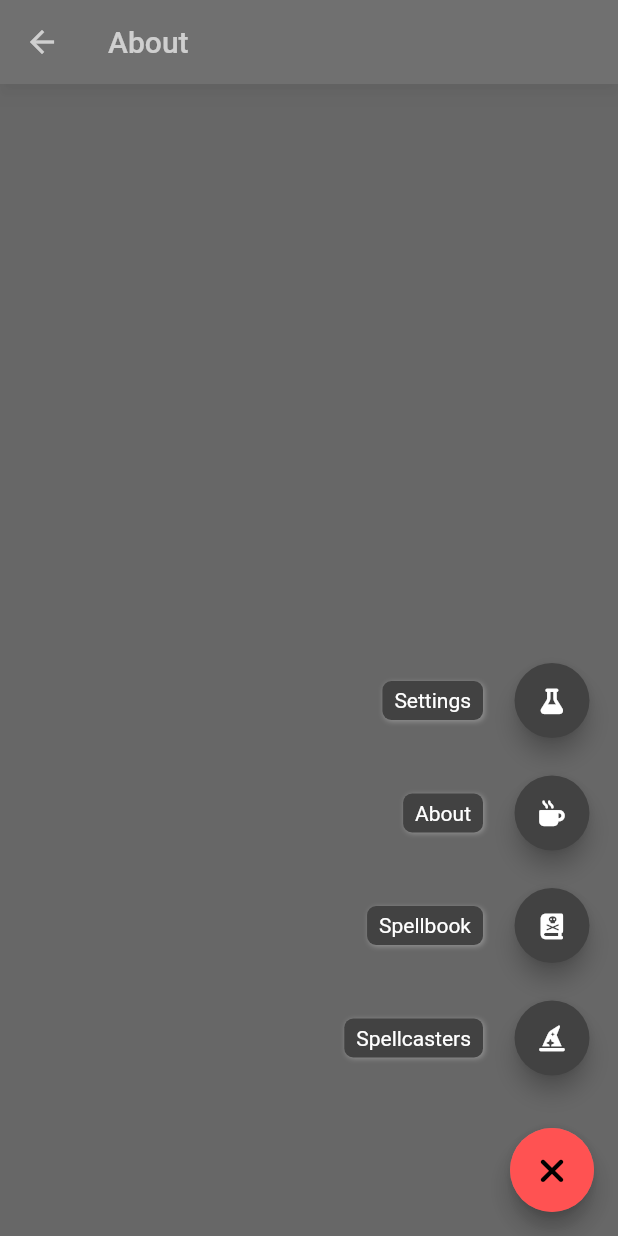
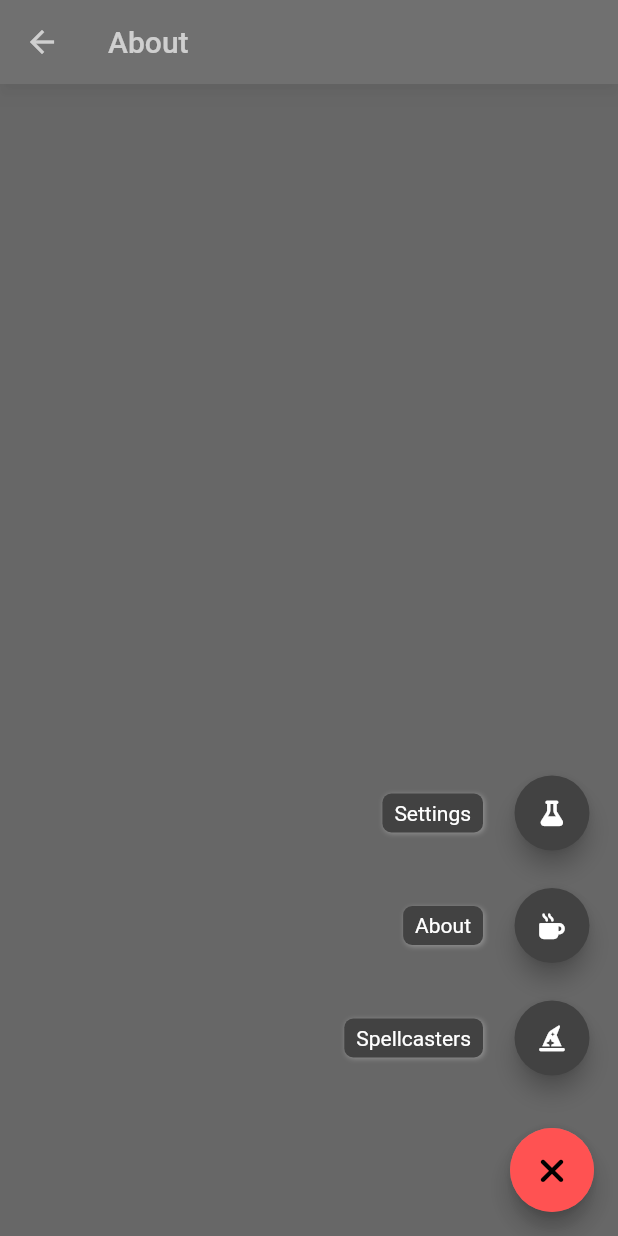
Before and after one commit to arthursfares/arthurs-compendium-of-magic, a Flutter app: the AboutScreen screen opened by its route, after a tap on an icon or button, on a phone screen of 412 x 824 dp. Run offline on Flutter 3.47's test engine with Material 2 defaults, Android fonts, the light colour scheme and no system bars; drawn by our look-alikes of flutter_speed_dial; our stand-ins replace carousel_slider, community_material_icon, font_awesome_flutter.

Commit message:
:boom: Change way of accessing spellbook
Remove spellbook button from speed dial and place it inside
spellcaster's cards.

```diff
--- a/lib/screens/components/fab_menu.dart
+++ b/lib/screens/components/fab_menu.dart
@@ -45,14 +45,6 @@ class _FabMenuState extends State<FabMenu> {
             },
           ),
           SpeedDialChild(
-            child: const FaIcon(FontAwesomeIcons.bookSkull, size: 19.0,),
-            label: 'Spellbook',
-            // backgroundColor: Colors.blue,
-            onTap: () {
-              Navigator.pushReplacementNamed(context, 'spellbook');
-            },
-          ),
-          SpeedDialChild(
             child: const FaIcon(FontAwesomeIcons.mugHot, size: 19.0,),
             label: 'About',
             onTap: () {
```
Also changed, not shown: lib/screens/spellcasters/components/spellcaster_list_card.dart (+15 -4 lines), lib/screens/spellcasters/components/spellcasters_body_carousel.dart (+9 -0 lines).
